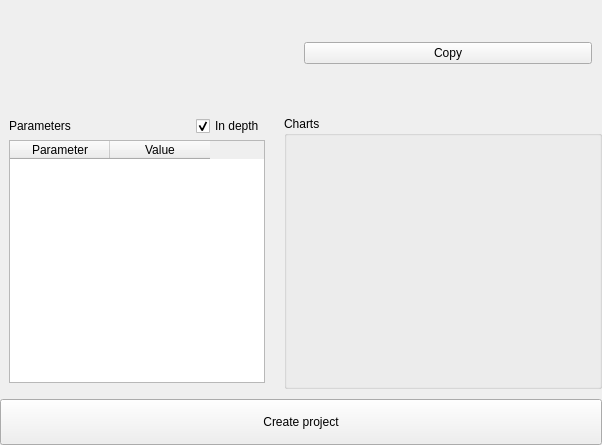
This is nightscribe/gui/ui/object_panel.ui in irydeo/nightscribe as Qt 5 draws it before an edit. The edited form follows.
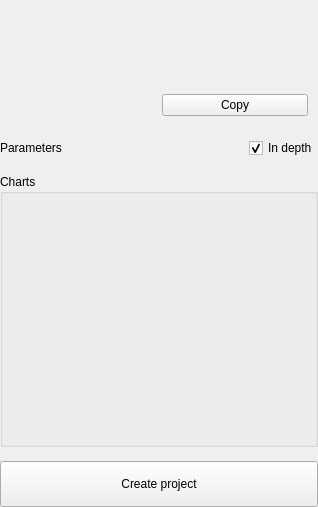
This is the edited form.

Commit message: feat(ui): the object card dossier and the explain-everything rule (ADR-057/058)

```diff
--- a/nightscribe/gui/ui/object_panel.ui
+++ b/nightscribe/gui/ui/object_panel.ui
@@ -17,12 +17,42 @@
    <property name="topMargin"><number>0</number></property>
    <property name="rightMargin"><number>0</number></property>
    <property name="bottomMargin"><number>0</number></property>
-   <!-- Interfaz 1.8: a 4 px rhythm, not the default 6. The card carries the
-        hook, the facts, the night band and a table now; two px between each
-        of them is the difference between fitting a 860 px window and not. -->
-   <property name="spacing"><number>4</number></property>
+   <!-- ADR-057: an 8 px breathing rhythm. The dossier scrolls when it has
+        to; it no longer fights for every pixel of a 860 px window. -->
+   <property name="spacing"><number>8</number></property>
    <item><widget class="QLabel" name="lbl_state"><property name="text"><string/></property><property name="visible"><bool>false</bool></property></widget></item>
-   <item><widget class="QLabel" name="lbl_hook"><property name="text"><string/></property><property name="wordWrap"><bool>true</bool></property><property name="visible"><bool>false</bool></property></widget></item>
+   <item>
+    <!-- the hero (identity + score ring, widgets/object_hero.py) -->
+    <widget class="QWidget" name="heroHost"/>
+   </item>
+   <item><widget class="QLabel" name="lbl_facts"><property name="text"><string/></property><property name="wordWrap"><bool>true</bool></property><property name="visible"><bool>false</bool></property></widget></item>
+   <item>
+    <!-- the "tonight" strip: KPI tiles are data, added in code -->
+    <widget class="QFrame" name="kpi_strip">
+     <property name="visible"><bool>false</bool></property>
+     <layout class="QHBoxLayout" name="kpi_lay">
+      <property name="leftMargin"><number>0</number></property>
+      <property name="topMargin"><number>0</number></property>
+      <property name="rightMargin"><number>0</number></property>
+      <property name="bottomMargin"><number>0</number></property>
+      <property name="spacing"><number>8</number></property>
+     </layout>
+    </widget>
+   </item>
+   <item>
+    <!-- alert flags (period change, campaign, does-not-fit...): data -->
+    <widget class="QFrame" name="row_capture">
+     <property name="visible"><bool>false</bool></property>
+     <layout class="QHBoxLayout" name="chips">
+      <property name="leftMargin"><number>0</number></property>
+      <property name="topMargin"><number>0</number></property>
+      <property name="rightMargin"><number>0</number></property>
+      <property name="bottomMargin"><number>0</number></property>
+      <property name="spacing"><number>8</number></property>
+      <item><spacer name="hsp_chips"><property name="orientation"><enum>Qt::Horizontal</enum></property><property name="sizeHint" stdset="0"><size><width>40</width><height>20</height></size></property></spacer></item>
+     </layout>
+    </widget>
+   </item>
    <item>
     <widget class="QFrame" name="row_coords">
      <property name="visible"><bool>false</bool></property>
@@ -38,85 +68,35 @@
     </widget>
    </item>
    <item>
-    <!-- Interfaz 1.8: the sentences and the numbers on ONE row. As
-         two stacked blocks they cost 82 px for 54 px of content, and
-         the card shares its height with a chart now. -->
-    <layout class="QHBoxLayout" name="row_facts">
-     <property name="spacing"><number>10</number></property>
-      <item><widget class="QLabel" name="lbl_facts"><property name="text"><string/></property><property name="wordWrap"><bool>true</bool></property><property name="visible"><bool>false</bool></property></widget></item>
-      <item>
-       <widget class="QFrame" name="row_capture">
-        <property name="visible"><bool>false</bool></property>
-        <layout class="QHBoxLayout" name="chips">
-         <property name="leftMargin"><number>10</number></property>
-         <property name="topMargin"><number>6</number></property>
-         <property name="rightMargin"><number>10</number></property>
-         <property name="bottomMargin"><number>6</number></property>
-         <property name="spacing"><number>8</number></property>
-         <item><spacer name="hsp_chips"><property name="orientation"><enum>Qt::Horizontal</enum></property><property name="sizeHint" stdset="0"><size><width>40</width><height>20</height></size></property></spacer></item>
-        </layout>
-       </widget>
-      </item>
-    </layout>
-   </item>
+    <!-- the night of this object, drawn (night_ribbon.py), full width -->
+    <widget class="QWidget" name="ribbonHost"/>
+   </item>
    <item>
-    <!-- Interfaz 1.8: the numbers and the pictures, side by side.
-         Stacked they asked for ~800 px in a 530 px page (the card
-         scrolled) and left the right half of a 780 px page empty;
-         together they fill it, and the chart takes the height the
-         table does not need. -->
-    <layout class="QHBoxLayout" name="row_body">
-     <property name="spacing"><number>10</number></property>
-     <item>
-          <widget class="QFrame" name="grp_params" native="true">
+    <!-- the parameters header: title + the "In depth" switch; the section
+         cards themselves are built in code under sectionsHost -->
+    <widget class="QWidget" name="grp_params" native="true">
            <property name="visible"><bool>false</bool></property>
-           <layout class="QVBoxLayout" name="vbox_params">
-            <property name="leftMargin"><number>9</number></property>
-            <property name="topMargin"><number>6</number></property>
-            <property name="rightMargin"><number>9</number></property>
-            <property name="bottomMargin"><number>6</number></property>
-            <property name="spacing"><number>4</number></property>
-            <item>
              <layout class="QHBoxLayout" name="row_deep">
+      <property name="leftMargin"><number>0</number></property>
+      <property name="topMargin"><number>0</number></property>
+      <property name="rightMargin"><number>0</number></property>
+      <property name="bottomMargin"><number>0</number></property>
               <item><widget class="QLabel" name="lbl_params_title"><property name="text"><string>Parameters</string></property></widget></item>
               <item><spacer name="hsp_deep"><property name="orientation"><enum>Qt::Horizontal</enum></property><property name="sizeHint" stdset="0"><size><width>40</width><height>20</height></size></property></spacer></item>
               <item><widget class="QCheckBox" name="chk_deep"><property name="text"><string>In depth</string></property><property name="checked"><bool>true</bool></property><property name="toolTip"><string>Show every derived parameter, not only the ones that decide the observation</string></property></widget></item>
              </layout>
-            </item>
-            <item>
-             <widget class="QTableWidget" name="tbl_params">
-              <!-- Interfaz 1.8: TWO columns, not three. The table shares
-                   its row with the charts now, and a 180 px "what it
-                   means" column wraps a sentence to one word per line
-                   (measured on the real card). The explanation goes UNDER
-                   each value, spanning both columns: a definition list,
-                   which is what this is. -->
-              <property name="columnCount"><number>2</number></property>
-              <property name="editTriggers"><set>QAbstractItemView::NoEditTriggers</set></property>
-              <property name="selectionBehavior"><enum>QAbstractItemView::SelectRows</enum></property>
-              <property name="selectionMode"><enum>QAbstractItemView::SingleSelection</enum></property>
-              <property name="wordWrap"><bool>true</bool></property>
-              <property name="sizePolicy"><sizepolicy hsizetype="Expanding" vsizetype="Preferred"><horstretch>0</horstretch><verstretch>0</verstretch></sizepolicy></property>
-              <attribute name="verticalHeaderVisible"><bool>false</bool></attribute>
-              <column><property name="text"><string>Parameter</string></property></column>
-              <column><property name="text"><string>Value</string></property></column>
-             </widget>
-            </item>
-           </layout>
-          </widget>
-     </item>
+    </widget>
+   </item>
      <item>
-      <widget class="QWidget" name="col_body">
-       <layout class="QVBoxLayout" name="colBodyLayout">
+    <widget class="QWidget" name="sectionsHost">
+     <layout class="QVBoxLayout" name="sections_lay">
         <property name="leftMargin"><number>0</number></property>
         <property name="topMargin"><number>0</number></property>
         <property name="rightMargin"><number>0</number></property>
         <property name="bottomMargin"><number>0</number></property>
-        <property name="spacing"><number>6</number></property>
-         <item>
-          <!-- the night of this object, drawn: the dark window, its
-               altitude arc and the Moon (night_ribbon.py) -->
-          <widget class="QWidget" name="ribbonHost"/>
+      <property name="spacing"><number>8</number></property>
+     </layout>
+    </widget>
          </item>
          <item>
           <widget class="QGroupBox" name="grp_charts">
@@ -140,25 +120,6 @@
            </layout>
           </widget>
          </item>
-         <item>
-          <!-- Interfaz 1.8: the slack goes HERE, at the bottom of the right
-               column. Without it, a card whose charts are hidden (an object
-               with no data yet) left the band floating in the middle of the
-               column instead of sitting at the top, under the facts. -->
-          <spacer name="vsp_body">
-           <property name="orientation"><enum>Qt::Vertical</enum></property>
-           <property name="sizeHint" stdset="0"><size><width>0</width><height>0</height></size></property>
-          </spacer>
-         </item>
-        </layout>
-      </widget>
-     </item>
-    </layout>
-   </item>
-   <!-- Interfaz 1.7: EXPANDING, not Fixed. As a fixed 6 px spacer it did not
-        absorb the slack of a tall card, so the layout shared it out among
-        the labels (the hook grew to 147 px) and squeezed the parameters
-        table into its own scrollbar. -->
     <item><spacer name="vsp_cta"><property name="orientation"><enum>Qt::Vertical</enum></property><property name="sizeType"><enum>QSizePolicy::Expanding</enum></property><property name="sizeHint" stdset="0"><size><width>20</width><height>6</height></size></property></spacer></item>
    <item><widget class="QPushButton" name="btn_project"><property name="text"><string>Create project</string></property><property name="minimumSize"><size><width>0</width><height>46</height></size></property><property name="sizePolicy"><sizepolicy hsizetype="Expanding" vsizetype="Fixed"><horstretch>0</horstretch><verstretch>0</verstretch></sizepolicy></property><property name="cursor"><cursorShape>PointingHandCursor</cursorShape></property><property name="visible"><bool>false</bool></property></widget></item>
   </layout>
```
Left out of the diff: 21 changed lines with no effect on the pictures. Lines whose indentation alone changed are shown as unchanged. The commit also changes 30 other files.
